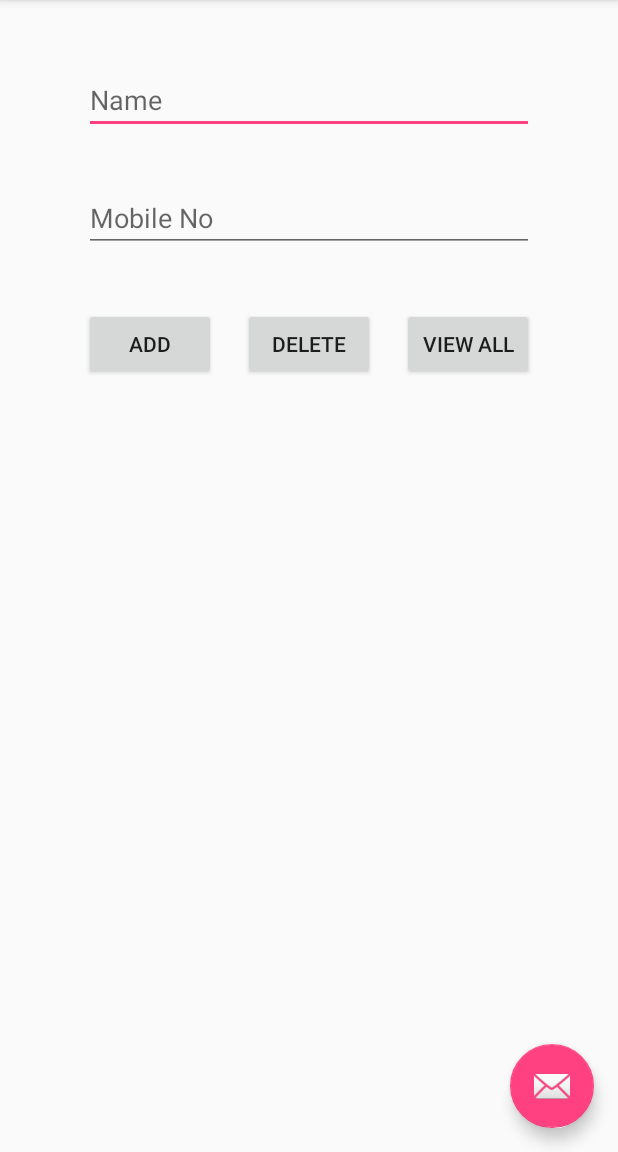
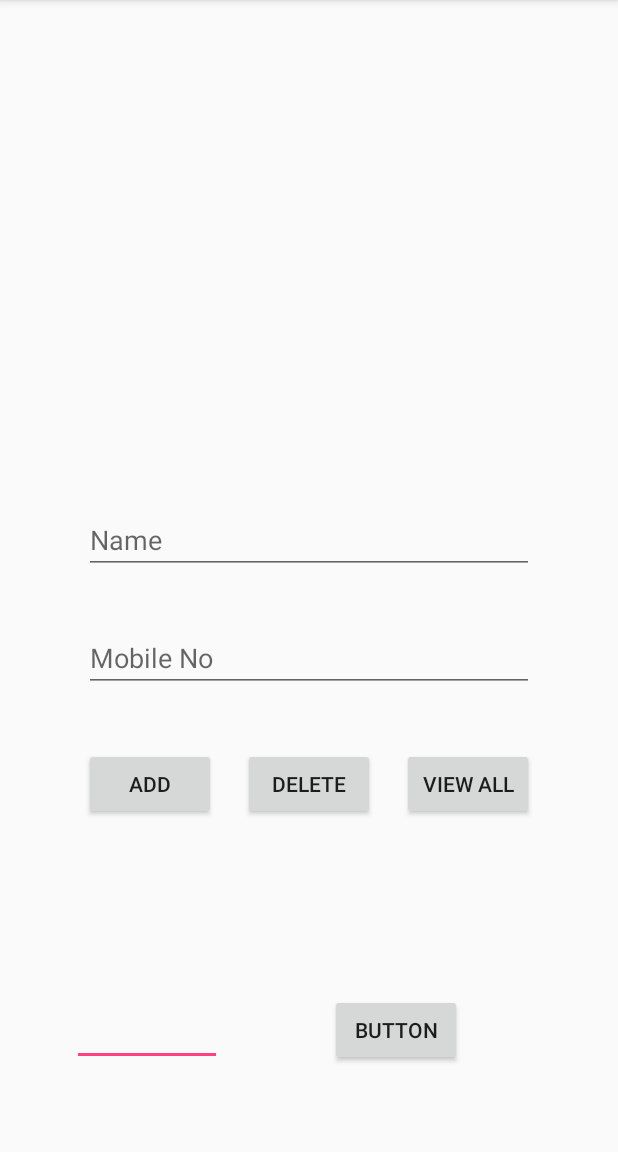
Before and after one commit to sumansaggu/MyApplication2, an Android app: the screen it shows after launch (MainActivity), on a phone screen of 412 x 824 dp, the part 84-1236 px from its top. Run offline under Robolectric (Android 15) with nearby library versions, the phone set to English and light mode, and no system bars.

Commit message:
data from view all is sent to text on mainactivity

```diff
--- a/app/src/main/java/com/example/saggu/myapplication/MainActivity.java
+++ b/app/src/main/java/com/example/saggu/myapplication/MainActivity.java
@@ -6,6 +6,7 @@ import android.support.v7.app.AppCompatActivity;
 import android.support.v7.widget.Toolbar;
 import android.util.Log;
 import android.view.View;
+import android.widget.Button;
 import android.widget.EditText;
 import android.widget.ListView;
 import android.widget.SimpleCursorAdapter;
@@ -19,6 +20,9 @@ public class MainActivity extends AppCompatActivity {
     EditText person_name;
     EditText contact_no;
     DbHendler dbHendler;
+    Button searchbtn;
+    EditText searchtxt;
+    int value1;
 
 
     @Override
@@ -32,6 +36,22 @@ public class MainActivity extends AppCompatActivity {
 
         person_name = (EditText) findViewById(R.id.person_name);
         contact_no = (EditText) findViewById(R.id.contact_no);
+        searchbtn = (Button) findViewById(R.id.searchbtn);
+        searchtxt = (EditText) findViewById(R.id.searchtxt);
+
+
+        Bundle extras = getIntent().getExtras();
+        if (extras == null) {
+            Log.d("Tag ", "emptyyyyyy");
+            return;
+        }
+
+        if (extras != null) {
+             value1 = extras.getInt("ID");
+            Log.d("dfsdfdsf", " " + value1);
+
+            edit();
+        }
 
 
     }
@@ -64,11 +84,38 @@ public class MainActivity extends AppCompatActivity {
     }
 
 
-
     public void viewAll(View view) {
         Intent i = new Intent(this, ViewAll.class);
         startActivity(i);
     }
 
+    public void edit() {
+        int id = value1;
+
+    Log.d("Tag", ""+id);
+     PersonInfo personInfo = dbHendler.getInfo(id);
+        String name = personInfo.getName().toString().trim();
+        String no = personInfo.getPhoneNumber().toString().trim();
+        Toast.makeText(getApplicationContext(), "Edit selcected For " + name + " and " + no, Toast.LENGTH_LONG).show();
+        person_name.setText(name);
+        contact_no.setText(no);
+
+    }
+
+
+    public void searchByID(View view) {
+
+        String text = searchtxt.getText().toString();
+        int id = Integer.parseInt(text);
+
+
+        PersonInfo personInfo = dbHendler.getInfo(id);
+        String name = personInfo.getName().toString().trim();
+        String no = personInfo.getPhoneNumber().toString().trim();
+        person_name.setText(name);
+        contact_no.setText(no);
+
+    }
+
 
 }
--- a/app/src/main/res/layout/activity_main.xml
+++ b/app/src/main/res/layout/activity_main.xml
@@ -1,5 +1,5 @@
 <?xml version="1.0" encoding="utf-8"?>
-<android.support.design.widget.CoordinatorLayout xmlns:android="http://schemas.android.com/apk/res/android"
+<RelativeLayout xmlns:android="http://schemas.android.com/apk/res/android"
     xmlns:app="http://schemas.android.com/apk/res-auto"
     xmlns:tools="http://schemas.android.com/tools"
     android:layout_width="match_parent"
@@ -21,14 +21,37 @@
 
     </android.support.design.widget.AppBarLayout>
 
-    <include layout="@layout/content_main" />
-
-    <android.support.design.widget.FloatingActionButton
-        android:id="@+id/fab"
+    <Button
+        android:text="Button"
         android:layout_width="wrap_content"
         android:layout_height="wrap_content"
-        android:layout_gravity="bottom|end"
-        android:layout_margin="@dimen/fab_margin"
-        android:src="@android:drawable/ic_dialog_email" />
+        android:layout_alignBottom="@+id/searchtxt"
+        android:layout_toRightOf="@+id/searchtxt"
+        android:layout_toEndOf="@+id/searchtxt"
+        android:layout_marginLeft="72dp"
+        android:layout_marginStart="72dp"
+        android:id="@+id/searchbtn"
+        android:onClick="searchByID" />
 
-</android.support.design.widget.CoordinatorLayout>
+    <EditText
+        android:layout_width="100dp"
+        android:layout_height="50dp"
+        android:inputType="textPersonName"
+        android:ems="10"
+        android:id="@+id/searchtxt"
+        android:layout_marginLeft="48dp"
+        android:layout_marginStart="48dp"
+        android:layout_marginBottom="57dp"
+        android:layout_alignParentBottom="true"
+        android:layout_alignParentLeft="true"
+        android:layout_alignParentStart="true" />
+
+    <include layout="@layout/content_main"
+        android:layout_width="match_parent"
+        android:layout_height="332dp"
+        android:layout_above="@+id/searchtxt"
+        android:layout_alignParentLeft="true"
+        android:layout_alignParentStart="true"
+        android:layout_marginBottom="35dp" />
+
+</RelativeLayout>
```
Also changed, not shown: app/src/main/java/com/example/saggu/myapplication/DbHendler.java (+11 -7 lines), app/src/main/java/com/example/saggu/myapplication/ViewAll.java (+12 -4 lines).
